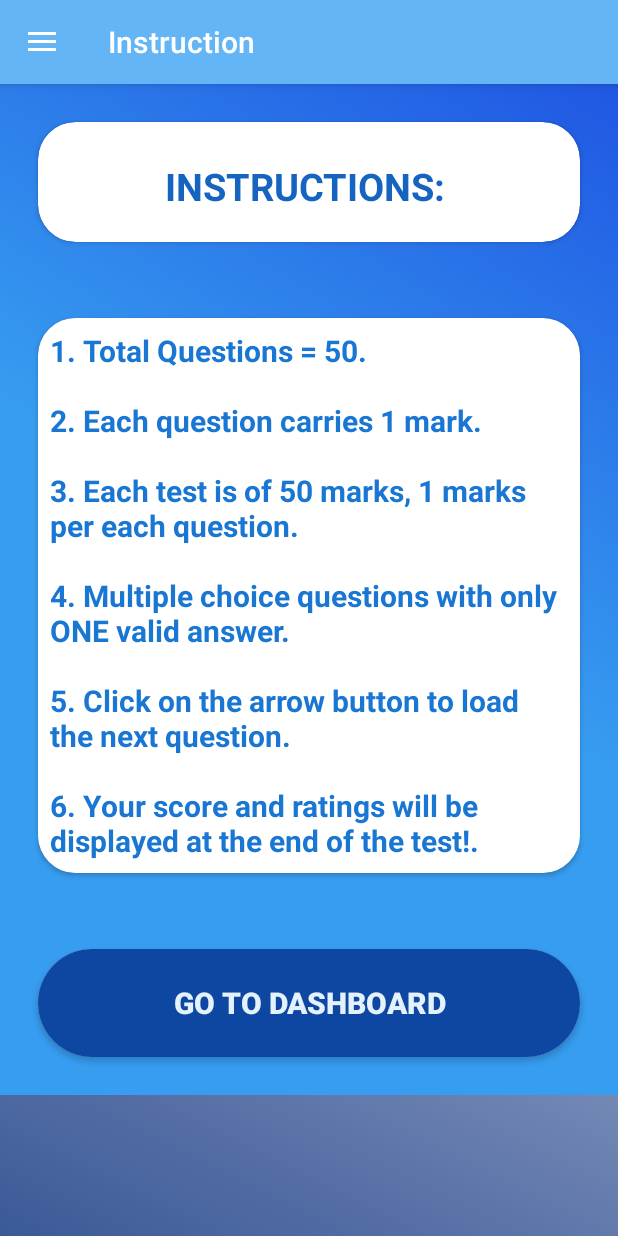
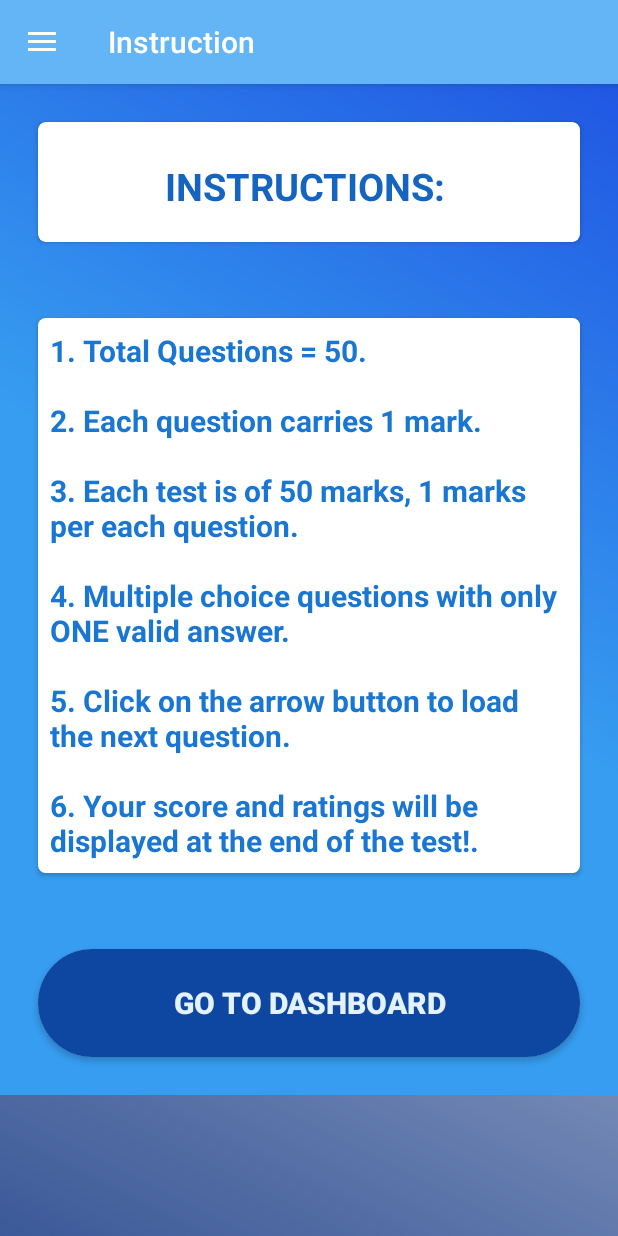
Before and after one commit to djain5888/Quizapp, an Android app: the fragment InstructionFragment placed in its activity, on a phone screen of 412 x 824 dp. Run offline under Robolectric (Android 15) with nearby library versions, the phone set to English and light mode, and no system bars; our stand-ins replace Volley; network calls fail; 1 statement that could not run was skipped.

Commit message:
1st commit

```diff
--- a/app/src/main/res/layout/fragment_instruction.xml
+++ b/app/src/main/res/layout/fragment_instruction.xml
@@ -26,7 +26,7 @@
         android:layout_alignParentLeft="true"
         android:layout_alignParentRight="true"
         android:layout_margin="25dp"
-        app:cardCornerRadius="25dp">
+        app:cardCornerRadius="5dp">
         <TextView
             android:id="@+id/website_instruction"
             android:layout_width="match_parent"
@@ -55,7 +55,7 @@
             android:layout_below="@+id/inscard"
             android:layout_marginTop="25dp"
             android:elevation="50dp"
-            app:cardCornerRadius="25dp"
+            app:cardCornerRadius="5dp"
             android:id="@+id/card"
             android:layout_marginRight="25dp"
             android:layout_marginLeft="25dp"
```
